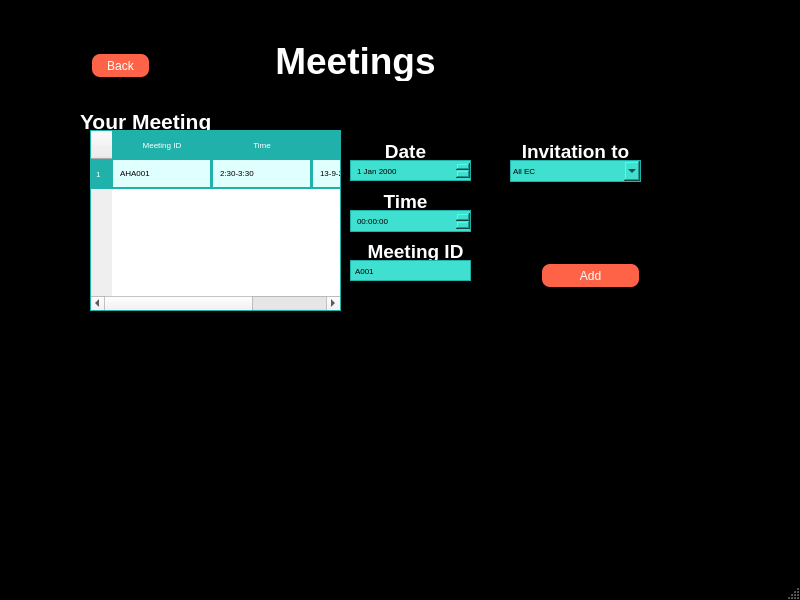
Qt form Meetings.ui (hak-huzaifa/HUSG-Management-System) before a commit.
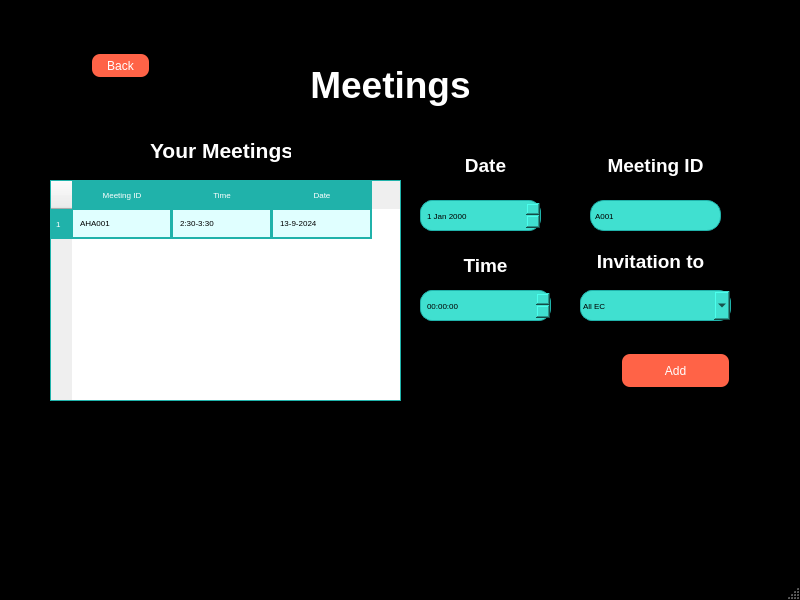
The same form after that commit.

Patch:
```diff
--- a/Meetings.ui
+++ b/Meetings.ui
@@ -432,10 +432,10 @@
    <widget class="QLabel" name="label_8">
     <property name="geometry">
      <rect>
-      <x>230</x>
-      <y>40</y>
-      <width>251</width>
-      <height>41</height>
+      <x>260</x>
+      <y>50</y>
+      <width>261</width>
+      <height>71</height>
      </rect>
     </property>
     <property name="styleSheet">
@@ -455,10 +455,10 @@
    <widget class="QLabel" name="label_9">
     <property name="geometry">
      <rect>
-      <x>80</x>
-      <y>109</y>
-      <width>131</width>
-      <height>21</height>
+      <x>150</x>
+      <y>130</y>
+      <width>141</width>
+      <height>41</height>
      </rect>
     </property>
     <property name="styleSheet">
@@ -478,10 +478,10 @@
    <widget class="QTableWidget" name="meetingsTable">
     <property name="geometry">
      <rect>
-      <x>90</x>
-      <y>130</y>
-      <width>251</width>
-      <height>181</height>
+      <x>50</x>
+      <y>180</y>
+      <width>351</width>
+      <height>221</height>
      </rect>
     </property>
     <property name="styleSheet">
@@ -559,10 +559,10 @@
    <widget class="QDateEdit" name="dateEdit">
     <property name="geometry">
      <rect>
-      <x>350</x>
-      <y>160</y>
+      <x>420</x>
+      <y>200</y>
       <width>121</width>
-      <height>21</height>
+      <height>31</height>
      </rect>
     </property>
     <property name="styleSheet">
@@ -586,10 +586,10 @@
    <widget class="QLabel" name="label_10">
     <property name="geometry">
      <rect>
-      <x>340</x>
-      <y>140</y>
+      <x>420</x>
+      <y>150</y>
       <width>131</width>
-      <height>21</height>
+      <height>31</height>
      </rect>
     </property>
     <property name="styleSheet">
@@ -609,10 +609,10 @@
    <widget class="QLabel" name="label_11">
     <property name="geometry">
      <rect>
-      <x>340</x>
-      <y>190</y>
+      <x>420</x>
+      <y>250</y>
       <width>131</width>
-      <height>21</height>
+      <height>31</height>
      </rect>
     </property>
     <property name="styleSheet">
@@ -632,10 +632,10 @@
    <widget class="QTimeEdit" name="timeEdit">
     <property name="geometry">
      <rect>
-      <x>350</x>
-      <y>210</y>
-      <width>121</width>
-      <height>22</height>
+      <x>420</x>
+      <y>290</y>
+      <width>131</width>
+      <height>31</height>
      </rect>
     </property>
     <property name="styleSheet">
@@ -659,10 +659,10 @@
    <widget class="QLabel" name="label_12">
     <property name="geometry">
      <rect>
-      <x>350</x>
-      <y>240</y>
+      <x>590</x>
+      <y>150</y>
       <width>131</width>
-      <height>21</height>
+      <height>31</height>
      </rect>
     </property>
     <property name="styleSheet">
@@ -682,10 +682,10 @@
    <widget class="QLineEdit" name="meetingIDLineEdit">
     <property name="geometry">
      <rect>
-      <x>350</x>
-      <y>260</y>
-      <width>121</width>
-      <height>21</height>
+      <x>590</x>
+      <y>200</y>
+      <width>131</width>
+      <height>31</height>
      </rect>
     </property>
     <property name="styleSheet">
@@ -712,10 +712,10 @@
    <widget class="QPushButton" name="Add_pushButton">
     <property name="geometry">
      <rect>
-      <x>540</x>
-      <y>260</y>
-      <width>101</width>
-      <height>31</height>
+      <x>620</x>
+      <y>350</y>
+      <width>111</width>
+      <height>41</height>
      </rect>
     </property>
     <property name="styleSheet">
@@ -780,10 +780,10 @@
    <widget class="QComboBox" name="deptComboBox">
     <property name="geometry">
      <rect>
-      <x>510</x>
-      <y>160</y>
-      <width>131</width>
-      <height>22</height>
+      <x>580</x>
+      <y>290</y>
+      <width>151</width>
+      <height>31</height>
      </rect>
     </property>
     <property name="styleSheet">
@@ -843,9 +843,9 @@
    <widget class="QLabel" name="label_13">
     <property name="geometry">
      <rect>
-      <x>510</x>
-      <y>140</y>
-      <width>131</width>
+      <x>580</x>
+      <y>250</y>
+      <width>141</width>
       <height>21</height>
      </rect>
     </property>
```
